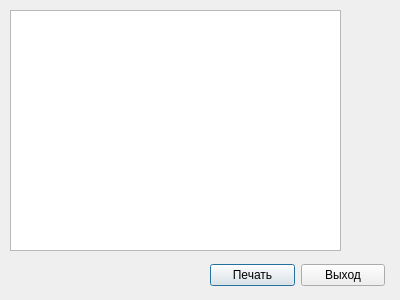
Above: Practic_3/print.ui from MrDzhofik/OOP-C-BMSTU before the change. Below: the same form after it.
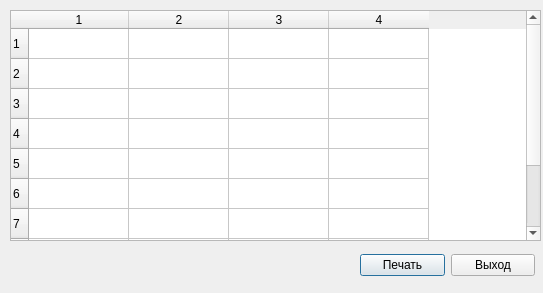
That is the form after the change.

```diff
--- a/Practic_3/print.ui
+++ b/Practic_3/print.ui
@@ -6,31 +6,18 @@
    <rect>
     <x>0</x>
     <y>0</y>
-    <width>400</width>
-    <height>300</height>
+    <width>543</width>
+    <height>293</height>
    </rect>
   </property>
   <property name="windowTitle">
    <string>Dialog</string>
   </property>
-  <widget class="QTextEdit" name="textEdit">
+  <widget class="QWidget" name="layoutWidget">
    <property name="geometry">
     <rect>
-     <x>10</x>
-     <y>10</y>
-     <width>331</width>
-     <height>241</height>
-    </rect>
-   </property>
-   <property name="readOnly">
-    <bool>true</bool>
-   </property>
-  </widget>
-  <widget class="QWidget" name="">
-   <property name="geometry">
-    <rect>
-     <x>210</x>
-     <y>260</y>
+     <x>360</x>
+     <y>250</y>
      <width>175</width>
      <height>31</height>
     </rect>
@@ -52,6 +39,36 @@
     </item>
    </layout>
   </widget>
+  <widget class="QTableWidget" name="tableWidget">
+   <property name="geometry">
+    <rect>
+     <x>10</x>
+     <y>10</y>
+     <width>531</width>
+     <height>231</height>
+    </rect>
+   </property>
+   <property name="rowCount">
+    <number>10</number>
+   </property>
+   <property name="columnCount">
+    <number>4</number>
+   </property>
+   <row/>
+   <row/>
+   <row/>
+   <row/>
+   <row/>
+   <row/>
+   <row/>
+   <row/>
+   <row/>
+   <row/>
+   <column/>
+   <column/>
+   <column/>
+   <column/>
+  </widget>
  </widget>
  <resources/>
  <connections>
```
Left out of the diff: 6 changed lines with no effect on the pictures.
